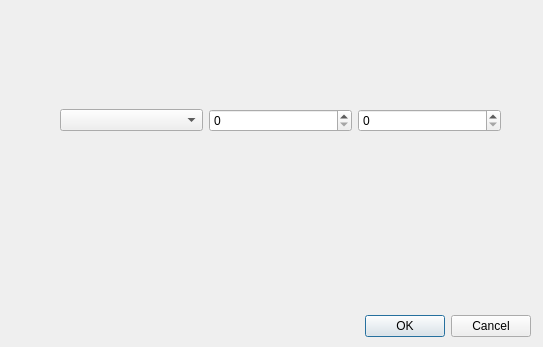
Before: the Qt Designer form calibrationdialog.ui in nrish/machine-interface-caltech, drawn with Qt 5.
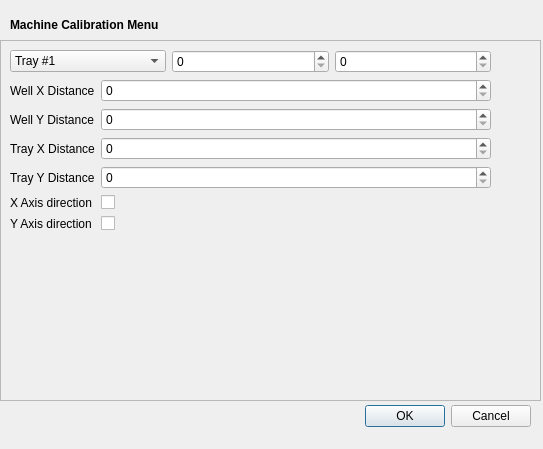
After: the same form once the commit is applied.

Commit message: calibration ui finished, working on serial

Patch:
```diff
--- a/calibrationdialog.ui
+++ b/calibrationdialog.ui
@@ -7,18 +7,24 @@
     <x>0</x>
     <y>0</y>
     <width>543</width>
-    <height>347</height>
+    <height>449</height>
    </rect>
   </property>
+  <property name="sizePolicy">
+   <sizepolicy hsizetype="Expanding" vsizetype="Expanding">
+    <horstretch>0</horstretch>
+    <verstretch>0</verstretch>
+   </sizepolicy>
+  </property>
   <property name="windowTitle">
    <string>Dialog</string>
   </property>
   <widget class="QDialogButtonBox" name="buttonBox">
    <property name="geometry">
     <rect>
-     <x>10</x>
-     <y>310</y>
-     <width>521</width>
+     <x>-10</x>
+     <y>400</y>
+     <width>541</width>
      <height>32</height>
     </rect>
    </property>
@@ -29,26 +35,190 @@
     <set>QDialogButtonBox::Cancel|QDialogButtonBox::Ok</set>
    </property>
   </widget>
-  <widget class="QWidget" name="horizontalLayoutWidget">
+  <widget class="QLabel" name="label_5">
    <property name="geometry">
     <rect>
-     <x>60</x>
-     <y>100</y>
-     <width>441</width>
-     <height>41</height>
+     <x>10</x>
+     <y>10</y>
+     <width>231</width>
+     <height>31</height>
     </rect>
    </property>
-   <layout class="QHBoxLayout" name="horizontalLayout">
-    <item>
-     <widget class="QComboBox" name="traySelect"/>
-    </item>
-    <item>
-     <widget class="QSpinBox" name="spinBox"/>
-    </item>
-    <item>
-     <widget class="QSpinBox" name="spinBox_2"/>
-    </item>
-   </layout>
+   <property name="text">
+    <string>&lt;html&gt;&lt;head/&gt;&lt;body&gt;&lt;p&gt;&lt;span style=&quot; font-weight:600;&quot;&gt;Machine Calibration Menu&lt;/span&gt;&lt;/p&gt;&lt;/body&gt;&lt;/html&gt;</string>
+   </property>
+  </widget>
+  <widget class="QFrame" name="frame">
+   <property name="geometry">
+    <rect>
+     <x>0</x>
+     <y>40</y>
+     <width>541</width>
+     <height>361</height>
+    </rect>
+   </property>
+   <property name="frameShape">
+    <enum>QFrame::StyledPanel</enum>
+   </property>
+   <property name="frameShadow">
+    <enum>QFrame::Raised</enum>
+   </property>
+   <widget class="QWidget" name="layoutWidget">
+    <property name="geometry">
+     <rect>
+      <x>10</x>
+      <y>10</y>
+      <width>481</width>
+      <height>335</height>
+     </rect>
+    </property>
+    <layout class="QVBoxLayout" name="verticalLayout">
+     <item>
+      <layout class="QHBoxLayout" name="horizontalLayout">
+       <item>
+        <widget class="QComboBox" name="traySelect">
+         <item>
+          <property name="text">
+           <string>Tray #1</string>
+          </property>
+         </item>
+         <item>
+          <property name="text">
+           <string>Tray #2</string>
+          </property>
+         </item>
+         <item>
+          <property name="text">
+           <string>Tray #3</string>
+          </property>
+         </item>
+         <item>
+          <property name="text">
+           <string>Tray #4</string>
+          </property>
+         </item>
+         <item>
+          <property name="text">
+           <string>Tray #5</string>
+          </property>
+         </item>
+         <item>
+          <property name="text">
+           <string>Tray #6</string>
+          </property>
+         </item>
+         <item>
+          <property name="text">
+           <string>Tray #7</string>
+          </property>
+         </item>
+         <item>
+          <property name="text">
+           <string>Tray #8</string>
+          </property>
+         </item>
+        </widget>
+       </item>
+       <item>
+        <widget class="QSpinBox" name="TrayX">
+         <property name="toolTip">
+          <string>&lt;html&gt;&lt;head/&gt;&lt;body&gt;&lt;p&gt;X value&lt;/p&gt;&lt;/body&gt;&lt;/html&gt;</string>
+         </property>
+        </widget>
+       </item>
+       <item>
+        <widget class="QSpinBox" name="TrayY">
+         <property name="toolTip">
+          <string>&lt;html&gt;&lt;head/&gt;&lt;body&gt;&lt;p&gt;Y value&lt;/p&gt;&lt;/body&gt;&lt;/html&gt;</string>
+         </property>
+        </widget>
+       </item>
+      </layout>
+     </item>
+     <item>
+      <layout class="QFormLayout" name="formLayout">
+       <property name="fieldGrowthPolicy">
+        <enum>QFormLayout::AllNonFixedFieldsGrow</enum>
+       </property>
+       <item row="0" column="0">
+        <widget class="QLabel" name="label">
+         <property name="text">
+          <string>Well X Distance</string>
+         </property>
+        </widget>
+       </item>
+       <item row="0" column="1">
+        <widget class="QSpinBox" name="wellXDist"/>
+       </item>
+       <item row="1" column="0">
+        <widget class="QLabel" name="label_2">
+         <property name="text">
+          <string>Well Y Distance</string>
+         </property>
+        </widget>
+       </item>
+       <item row="1" column="1">
+        <widget class="QSpinBox" name="wellYDist"/>
+       </item>
+       <item row="2" column="0">
+        <widget class="QLabel" name="label_3">
+         <property name="text">
+          <string>Tray X Distance</string>
+         </property>
+        </widget>
+       </item>
+       <item row="2" column="1">
+        <widget class="QSpinBox" name="trayXDist"/>
+       </item>
+       <item row="3" column="0">
+        <widget class="QLabel" name="label_4">
+         <property name="text">
+          <string>Tray Y Distance</string>
+         </property>
+        </widget>
+       </item>
+       <item row="3" column="1">
+        <widget class="QSpinBox" name="trayYDist">
+         <property name="sizePolicy">
+          <sizepolicy hsizetype="Minimum" vsizetype="Fixed">
+           <horstretch>0</horstretch>
+           <verstretch>0</verstretch>
+          </sizepolicy>
+         </property>
+        </widget>
+       </item>
+       <item row="4" column="0">
+        <widget class="QLabel" name="label_6">
+         <property name="text">
+          <string>X Axis direction</string>
+         </property>
+        </widget>
+       </item>
+       <item row="4" column="1">
+        <widget class="QCheckBox" name="xAxisDir">
+         <property name="text">
+          <string/>
+         </property>
+        </widget>
+       </item>
+       <item row="5" column="0">
+        <widget class="QLabel" name="label_7">
+         <property name="text">
+          <string>Y Axis direction</string>
+         </property>
+        </widget>
+       </item>
+       <item row="5" column="1">
+        <widget class="QCheckBox" name="yAxisDir">
+         <property name="text">
+          <string/>
+         </property>
+        </widget>
+       </item>
+      </layout>
+     </item>
+    </layout>
+   </widget>
   </widget>
  </widget>
  <resources/>
```
Left out of the diff: 6 changed lines with no effect on the pictures. The commit also changes 10 other files.
